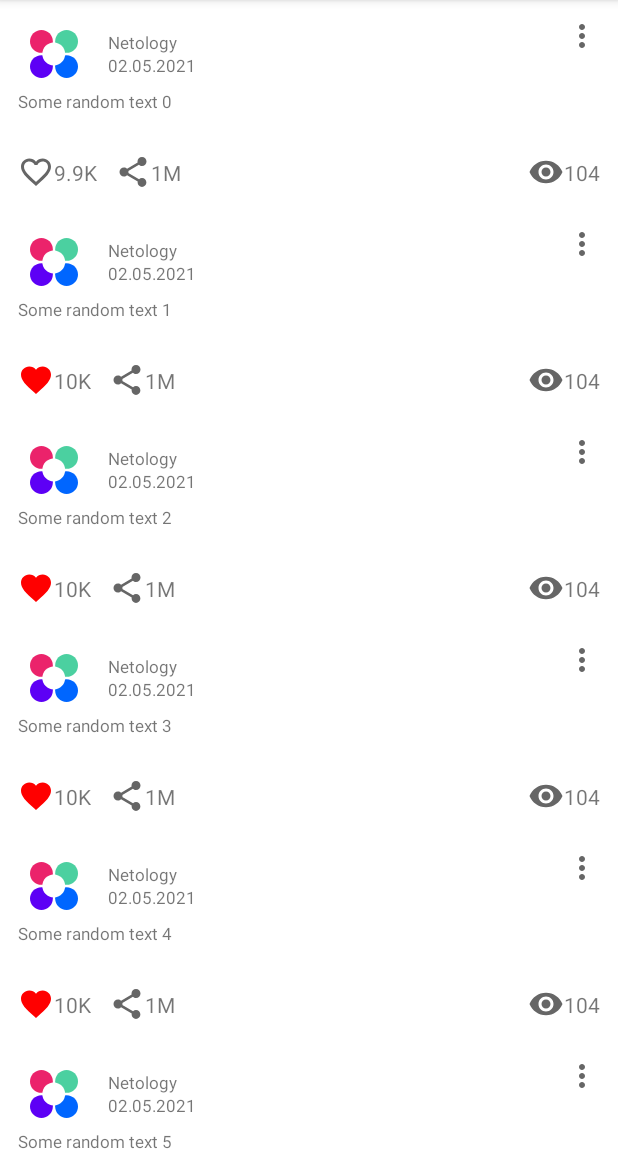
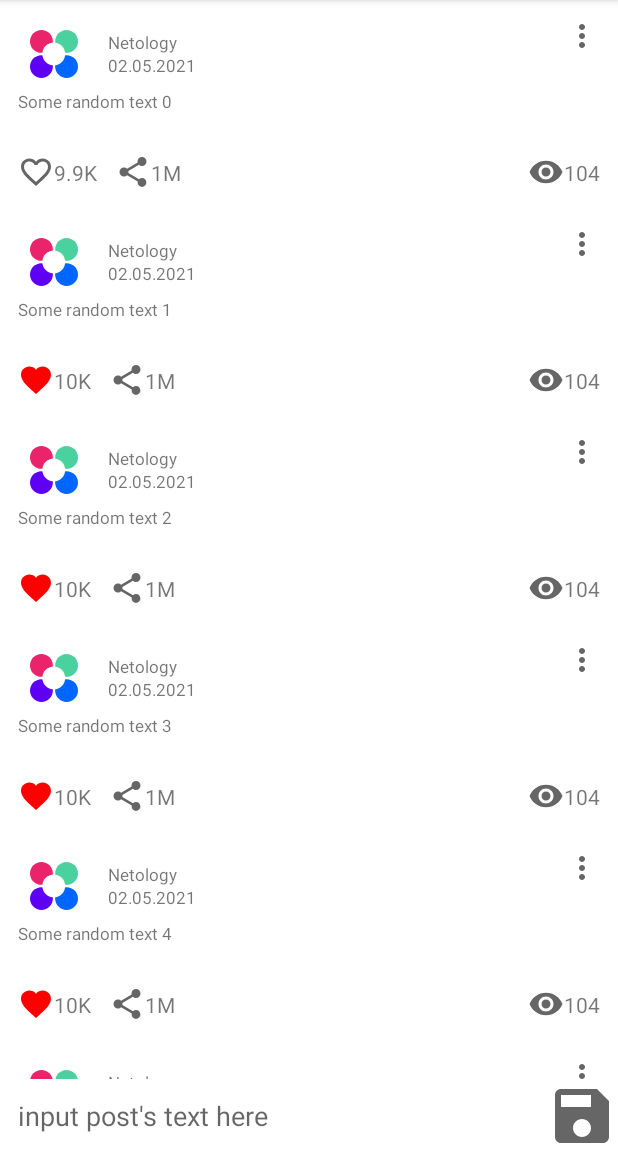
Before and after one commit to clinri/NMedia, an Android app: the screen it shows after launch (MainActivity), after a tap on an icon or button, on a phone screen of 412 x 824 dp, the part 84-1236 px from its top. Run offline under Robolectric (Android 15) with nearby library versions, the phone set to English and light mode, and no system bars.

```diff
--- a/app/src/main/java/ru/netology/nmedia/MainActivity.kt
+++ b/app/src/main/java/ru/netology/nmedia/MainActivity.kt
@@ -2,10 +2,13 @@ package ru.netology.nmedia
 
 import androidx.appcompat.app.AppCompatActivity
 import android.os.Bundle
+import android.widget.Toast
 import androidx.activity.viewModels
+import ru.netology.nmedia.adapter.PostsAdapter
 import ru.netology.nmedia.databinding.ActivityPostBinding
 import ru.netology.nmedia.databinding.PostBinding
 import ru.netology.nmedia.dto.Post
+import ru.netology.nmedia.util.hideKeyboard
 import ru.netology.nmedia.viewModel.PostViewModel
 
 class MainActivity : AppCompatActivity() {
@@ -17,10 +20,30 @@ class MainActivity : AppCompatActivity() {
         val binding = ActivityPostBinding.inflate(layoutInflater)
         setContentView(binding.root)
 
-        val adapter = PostsAdapter(viewModel::onLikeClicked, viewModel::onShareClicked)
+        val adapter = PostsAdapter(viewModel)
         binding.postsRecyclerView.adapter = adapter
         viewModel.data.observe(this) { posts ->
-                adapter.submitList(posts)
+            adapter.submitList(posts)
+        }
+        binding.save.setOnClickListener {
+            with(binding.contentEditText) {
+                val content = binding.contentEditText.text.toString()
+                viewModel.onSaveButtonClicked(content)
+                if (content.isBlank()) {
+                    Toast.makeText(
+                        this@MainActivity,
+                        getString(R.string.empty_content_toast),//"Content can't be empty",
+                        Toast.LENGTH_SHORT
+                    ).show()
+                }
+                clearFocus()
+                hideKeyboard()
+            }
+        }
+
+        viewModel.currentPost.observe(this)
+        { currentPost ->
+            binding.contentEditText.setText(currentPost?.content)
         }
     }
 }
--- /dev/null
+++ b/app/src/main/java/ru/netology/nmedia/adapter/PostInteractionListener.kt
@@ -0,0 +1,10 @@
+package ru.netology.nmedia.adapter
+
+import ru.netology.nmedia.dto.Post
+
+interface PostInteractionListener {
+    fun onLikeClicked(post: Post)
+    fun onShareClicked(post: Post)
+    fun onRemoveClicked(post: Post)
+    fun onEditClicked(post: Post)
+}
--- a/app/src/main/java/ru/netology/nmedia/PostsAdapter.kt
+++ b/app/src/main/java/ru/netology/nmedia/adapter/PostsAdapter.kt
@@ -1,7 +1,8 @@
-package ru.netology.nmedia
+package ru.netology.nmedia.adapter
 
 import android.view.LayoutInflater
 import android.view.ViewGroup
+import android.widget.PopupMenu
 import androidx.annotation.DrawableRes
 import androidx.recyclerview.widget.DiffUtil
 import androidx.recyclerview.widget.ListAdapter
@@ -10,29 +11,57 @@ import ru.netology.nmedia.R
 import ru.netology.nmedia.databinding.PostBinding
 import ru.netology.nmedia.dto.Post
 
-typealias OnLikeClicked = (Post) -> Unit
-typealias OnShareClicked = (Post) -> Unit
-
 internal class PostsAdapter(
-    private val onLikeClicked: OnLikeClicked,
-    private val onShareClicked: OnShareClicked,
+    private val interactionListener: PostInteractionListener
 ) : ListAdapter<Post, PostsAdapter.ViewHolder>(DiffCallback) {
 
     override fun onCreateViewHolder(parent: ViewGroup, viewType: Int): ViewHolder {
         val inflater = LayoutInflater.from(parent.context)
         val binding = PostBinding.inflate(inflater, parent, false)
-        return ViewHolder(binding)
+        return ViewHolder(binding, interactionListener)
     }
 
     override fun onBindViewHolder(holder: ViewHolder, position: Int) {
         holder.bind(getItem(position))
     }
 
-    inner class ViewHolder(
-        private val binding: PostBinding
+    class ViewHolder(
+        private val binding: PostBinding,
+        listener: PostInteractionListener
     ) : RecyclerView.ViewHolder(binding.root) {
 
-        fun bind(post: Post) = with(binding) {
+        private lateinit var post: Post
+        private val popupMenu by lazy {
+            PopupMenu(itemView.context, binding.menu).apply {
+                inflate(R.menu.options_post)
+                setOnMenuItemClickListener { menuItem ->
+                    when (menuItem.itemId) {
+                        R.id.remove -> {
+                            listener.onRemoveClicked(post)
+                            true
+                        }
+                        R.id.edit ->{
+                            listener.onEditClicked(post)
+                            true
+                        }
+                        else -> false
+                    }
+                }
+            }
+        }
+
+        init {
+            binding.like.setOnClickListener {
+                listener.onLikeClicked(post)
+            }
+            binding.sharePost.setOnClickListener {
+                listener.onShareClicked(post)
+            }
+        }
+
+        fun bind(post: Post) {
+            this.post = post
+            with(binding) {
                 textTitle.text = post.author
                 date.text = post.published
                 textOfPost.text = post.content
@@ -40,8 +69,8 @@ internal class PostsAdapter(
                 like.setImageResource(getLikeIcon(post.likedByMe))
                 likesCount.text = post.likes.formatIntLikeVk()
                 sharePostCount.text = post.shareCount.formatIntLikeVk()
-            like.setOnClickListener { onLikeClicked(post) }
-            sharePost.setOnClickListener { onShareClicked(post) }
+                menu.setOnClickListener { popupMenu.show() }
+            }
         }
 
         @DrawableRes
--- a/app/src/main/java/ru/netology/nmedia/data/PostRepository.kt
+++ b/app/src/main/java/ru/netology/nmedia/data/PostRepository.kt
@@ -7,4 +7,10 @@ interface PostRepository {
     val data: LiveData<List<Post>>
     fun like(postId:Int)
     fun share(postId:Int)
+    fun delete(postId:Int)
+    fun save(post:Post)
+
+    companion object{
+        const val NEW_POST_ID = 0
+    }
 }
--- a/app/src/main/java/ru/netology/nmedia/data/impl/InMemoryPostRepository.kt
+++ b/app/src/main/java/ru/netology/nmedia/data/impl/InMemoryPostRepository.kt
@@ -5,8 +5,10 @@ import ru.netology.nmedia.data.PostRepository
 import ru.netology.nmedia.dto.Post
 
 class InMemoryPostRepository : PostRepository {
+    private var nextId = GENERATED_POSTS_AMOUNT
+
     override val data = MutableLiveData(
-        List(10) { index ->
+        List(GENERATED_POSTS_AMOUNT) { index ->
             Post(
                 index + 1,
                 "Netology",
@@ -37,4 +39,28 @@ class InMemoryPostRepository : PostRepository {
             else it.copy(shareCount = it.shareCount + 1)
         }
     }
+
+    override fun delete(postId: Int) {
+        data.value = posts.filterNot { it.id == postId }
+    }
+
+    override fun save(post: Post) {
+        if (post.id == PostRepository.NEW_POST_ID) insert(post) else update(post)
+    }
+
+    private fun insert(post: Post) {
+        data.value = listOf(
+            post.copy(id = ++nextId)
+        ) + posts
+    }
+
+    private fun update(post: Post) {
+        data.value = posts.map {
+            if (it.id == post.id) post else it
+        }
+    }
+
+    private companion object {
+        const val GENERATED_POSTS_AMOUNT = 10
+    }
 }
--- a/app/src/main/java/ru/netology/nmedia/viewModel/PostViewModel.kt
+++ b/app/src/main/java/ru/netology/nmedia/viewModel/PostViewModel.kt
@@ -1,13 +1,49 @@
 package ru.netology.nmedia.viewModel
 
+import android.widget.Toast
+import androidx.lifecycle.MutableLiveData
 import androidx.lifecycle.ViewModel
+import ru.netology.nmedia.adapter.PostInteractionListener
 import ru.netology.nmedia.data.PostRepository
 import ru.netology.nmedia.data.impl.InMemoryPostRepository
 import ru.netology.nmedia.dto.Post
 
-class PostViewModel : ViewModel() {
+class PostViewModel : ViewModel(), PostInteractionListener {
     private val repository: PostRepository = InMemoryPostRepository()
     val data by repository::data
-    fun onLikeClicked(post: Post) = repository.like(post.id)
-    fun onShareClicked(post: Post) = repository.share(post.id)
+
+    val currentPost = MutableLiveData<Post?>(null)
+
+    fun onSaveButtonClicked(content: String){
+        if (content.isBlank()) {
+            return
+        }
+        val post = currentPost.value?.copy( // edit
+            content = content
+        )?: Post( // new
+            id = PostRepository.NEW_POST_ID,
+            author = "Me",
+            content = content,
+            published = "Today"
+        )
+        repository.save(post)
+        currentPost.value=null
+    }
+
+    //region PostInteractionListener
+
+    override fun onLikeClicked(post: Post) =
+        repository.like(post.id)
+
+    override fun onShareClicked(post: Post) =
+        repository.share(post.id)
+
+    override fun onRemoveClicked(post: Post) =
+        repository.delete(post.id)
+
+    override fun onEditClicked(post: Post) {
+        currentPost.value = post
+    }
+
+    //endregion InteractionListener
 }
--- /dev/null
+++ b/app/src/main/res/drawable/ic_save_48dp.xml
@@ -0,0 +1,5 @@
+<vector android:height="48dp" android:tint="?attr/colorControlNormal"
+    android:viewportHeight="24" android:viewportWidth="24"
+    android:width="48dp" xmlns:android="http://schemas.android.com/apk/res/android">
+    <path android:fillColor="@android:color/white" android:pathData="M17,3L5,3c-1.11,0 -2,0.9 -2,2v14c0,1.1 0.89,2 2,2h14c1.1,0 2,-0.9 2,-2L21,7l-4,-4zM12,19c-1.66,0 -3,-1.34 -3,-3s1.34,-3 3,-3 3,1.34 3,3 -1.34,3 -3,3zM15,9L5,9L5,5h10v4z"/>
+</vector>
--- a/app/src/main/res/layout/activity_post.xml
+++ b/app/src/main/res/layout/activity_post.xml
@@ -1,5 +1,5 @@
 <?xml version="1.0" encoding="utf-8"?>
-<FrameLayout xmlns:android="http://schemas.android.com/apk/res/android"
+<androidx.constraintlayout.widget.ConstraintLayout xmlns:android="http://schemas.android.com/apk/res/android"
     xmlns:app="http://schemas.android.com/apk/res-auto"
     xmlns:tools="http://schemas.android.com/tools"
     android:layout_width="match_parent"
@@ -9,7 +9,41 @@
     <androidx.recyclerview.widget.RecyclerView
         android:id="@+id/postsRecyclerView"
         android:layout_width="match_parent"
-        android:layout_height="match_parent"
+        android:layout_height="0dp"
         app:layoutManager="androidx.recyclerview.widget.LinearLayoutManager"
-        tools:listitem="@layout/post"/>
-</FrameLayout>
+        app:layout_constraintBottom_toTopOf="@id/toolsTopBarrier"
+        app:layout_constraintTop_toTopOf="parent"
+        tools:listitem="@layout/post" />
+
+    <androidx.constraintlayout.widget.Barrier
+        android:id="@+id/toolsTopBarrier"
+        android:layout_width="wrap_content"
+        android:layout_height="wrap_content"
+        app:barrierDirection="top"
+        app:constraint_referenced_ids="contentEditText" />
+
+    <EditText
+        android:id="@+id/contentEditText"
+        android:layout_width="0dp"
+        android:layout_height="wrap_content"
+        android:background="@android:color/transparent"
+        android:hint="@string/postText"
+        android:importantForAutofill="no"
+        android:inputType="textMultiLine"
+        android:padding="@dimen/common_spacing"
+        app:layout_constraintStart_toStartOf="parent"
+        app:layout_constraintEnd_toStartOf="@id/save"
+        app:layout_constraintBottom_toBottomOf="parent"
+        app:layout_constraintTop_toTopOf="@id/toolsTopBarrier" />
+
+    <ImageButton
+        android:id="@+id/save"
+        android:layout_width="wrap_content"
+        android:layout_height="wrap_content"
+        android:layout_marginTop="@dimen/common_spacing"
+        android:background="@android:color/transparent"
+        android:contentDescription="@string/description_save"
+        app:layout_constraintBottom_toBottomOf="parent"
+        app:layout_constraintEnd_toEndOf="parent"
+        app:srcCompat="@drawable/ic_save_48dp" />
+</androidx.constraintlayout.widget.ConstraintLayout>
--- a/app/src/main/res/layout/post.xml
+++ b/app/src/main/res/layout/post.xml
@@ -29,7 +29,7 @@
         android:singleLine="true"
         android:textSize="@dimen/font_post"
         app:layout_constraintBottom_toTopOf="@id/date"
-        app:layout_constraintEnd_toStartOf="@id/options"
+        app:layout_constraintEnd_toStartOf="@id/menu"
         app:layout_constraintStart_toEndOf="@id/avatar"
         app:layout_constraintTop_toTopOf="@id/avatar"
         app:layout_constraintVertical_chainStyle="packed"
@@ -49,7 +49,7 @@
         tools:text="28 апреля в 22:20" />
 
     <androidx.appcompat.widget.AppCompatImageButton
-        android:id="@+id/options"
+        android:id="@+id/menu"
         android:layout_width="wrap_content"
         android:layout_height="wrap_content"
         android:background="@android:color/transparent"
@@ -62,7 +62,7 @@
         android:layout_width="0dp"
         android:layout_height="0dp"
         app:barrierDirection="bottom"
-        app:constraint_referenced_ids="avatar, date, options" />
+        app:constraint_referenced_ids="avatar, date, menu" />
 
     <androidx.appcompat.widget.AppCompatTextView
         android:id="@+id/textOfPost"
--- /dev/null
+++ b/app/src/main/res/menu/options_post.xml
@@ -0,0 +1,10 @@
+<?xml version="1.0" encoding="utf-8"?>
+<menu xmlns:android="http://schemas.android.com/apk/res/android">
+    <item
+        android:id="@+id/remove"
+        android:title="@string/remove" />
+    <item
+        android:id="@+id/edit"
+        android:title="@string/edit" />
+
+</menu>
--- a/app/src/main/res/values/strings.xml
+++ b/app/src/main/res/values/strings.xml
@@ -1,4 +1,9 @@
 <resources>
     <string name="app_name">NMedia</string>
     <string name="avatar_description">Author avatar</string>
+    <string name="remove">Remove</string>
+    <string name="postText">input post\'s text here</string>
+    <string name="description_save">Save new post</string>
+    <string name="edit">Edit</string>
+    <string name="empty_content_toast">Content can\'t be empty</string>
 </resources>
```
Also changed, not shown: app/src/main/java/ru/netology/nmedia/util/Views.kt (added, +10 -0 lines), 2 other files. Lines whose indentation alone changed are shown as unchanged.
